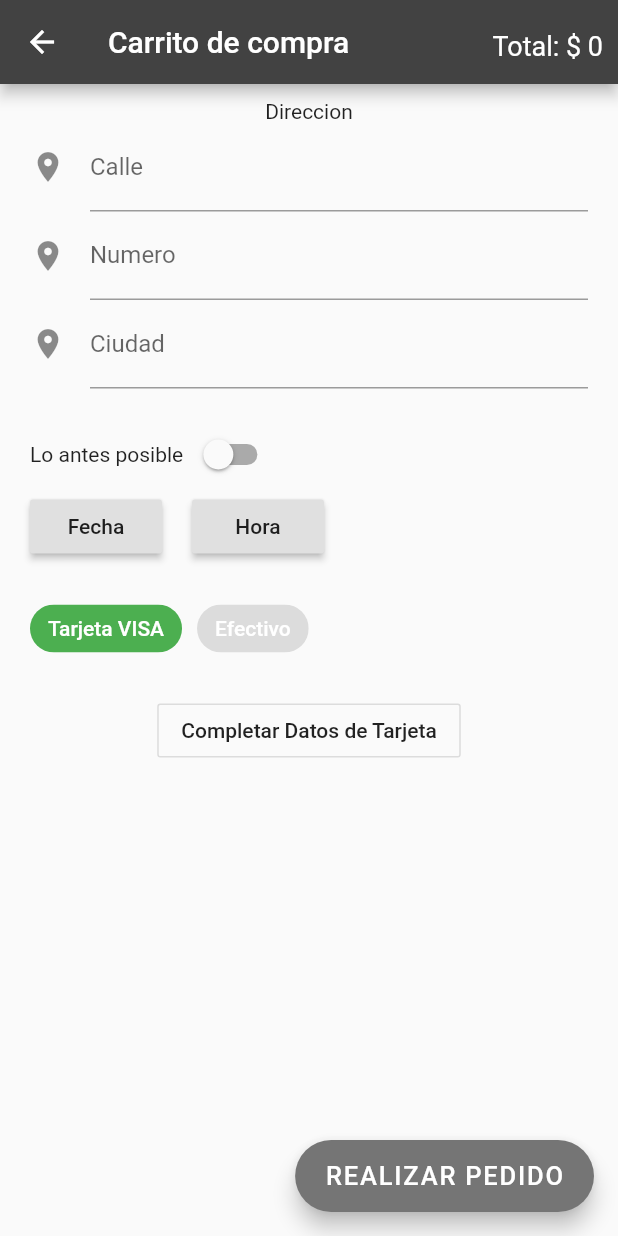
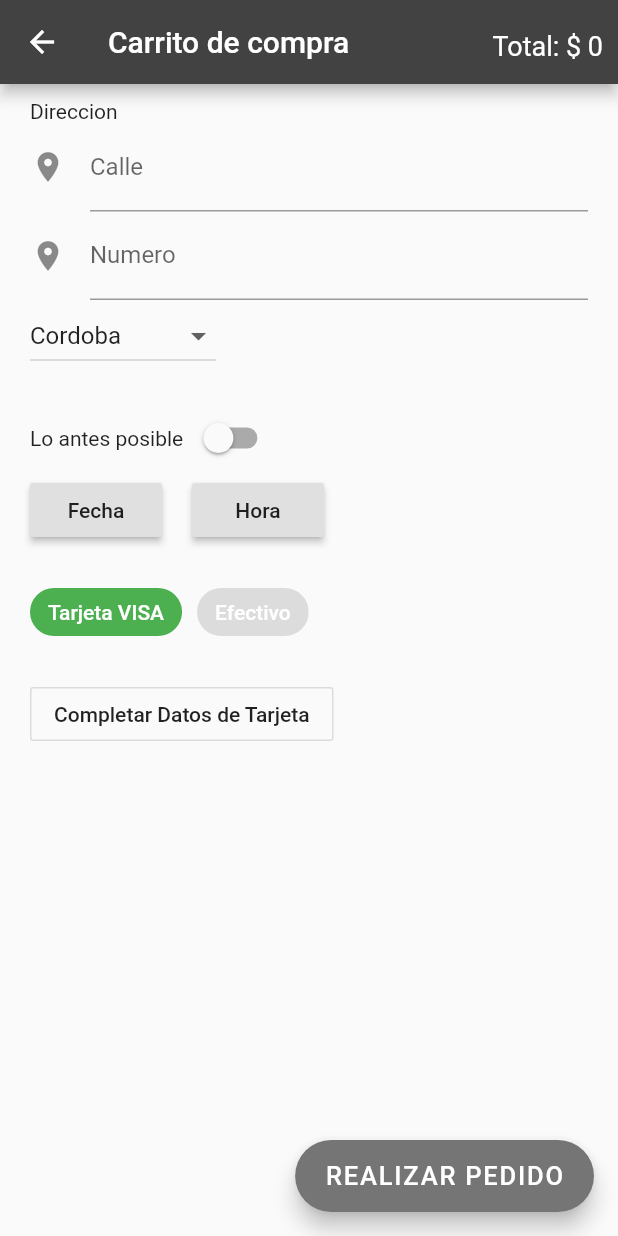
Before and after one commit to krupikivan/implementacionUS, a Flutter app: the CartPage screen opened by its route, on a phone screen of 412 x 824 dp. Run offline on Flutter 3.47's test engine with Material 2 defaults, Android fonts, the phone set to English and light mode, and no system bars.

Commit message:
City dropdown

```diff
--- a/lib/cart_page.dart
+++ b/lib/cart_page.dart
@@ -42,19 +42,19 @@ class _CartPageState extends State<CartPage> {
   bool street = false;
   bool card = false;
   bool montoMenor;
-  bool city = false;
+  String citySelected;
   @override
   void initState() {
     super.initState();
     showCredit = false;
     loAntesPosible = false;
     _paymentCard.type = CardType.Others;
+    citySelected = _cities.first.value.toString();
     numberController.addListener(_getCardTypeFrmNumber);
   }
 
   bool validateData(CartProvider cart) {
     return street &&
-        city &&
         number &&
         (loAntesPosible ||
             (!loAntesPosible &&
@@ -76,6 +76,49 @@ class _CartPageState extends State<CartPage> {
     // }
   }
 
+  List<DropdownMenuItem> _cities = [
+    DropdownMenuItem(
+      child: Text('Cordoba'),
+      value: 'Cordoba',
+    ),
+    DropdownMenuItem(
+      child: Text('Bell Ville'),
+      value: 'Bell Ville',
+    ),
+    DropdownMenuItem(
+      child: Text('Villa Maria'),
+      value: 'Villa Maria',
+    ),
+    DropdownMenuItem(
+      child: Text('Jesus Maria'),
+      value: 'Jesus Maria',
+    ),
+    DropdownMenuItem(
+      child: Text('Carlos Paz'),
+      value: 'Carlos Paz',
+    ),
+    DropdownMenuItem(
+      child: Text('Dean Funes'),
+      value: 'Dean Funes',
+    ),
+    DropdownMenuItem(
+      child: Text('Alta Gracia'),
+      value: 'Alta Gracia',
+    ),
+    DropdownMenuItem(
+      child: Text('Tanti'),
+      value: 'Tanti',
+    ),
+    DropdownMenuItem(
+      child: Text('Mar Chiquita'),
+      value: 'Mar Chiquita',
+    ),
+    DropdownMenuItem(
+      child: Text('San Francisco'),
+      value: 'San Francisco',
+    ),
+  ];
+
   @override
   Widget build(BuildContext context) {
     final cart = Provider.of<CartProvider>(context);
@@ -95,10 +138,13 @@ class _CartPageState extends State<CartPage> {
           children: [
             Padding(
               padding: const EdgeInsets.symmetric(vertical: 10, horizontal: 20),
-              child: Column(children: [
+              child: Column(
+                  crossAxisAlignment: CrossAxisAlignment.start,
+                  children: [
                     Text("Direccion"),
                     TextField(
-                  onChanged: (value) => setState(() => street = value != ""),
+                      onChanged: (value) =>
+                          setState(() => street = value != ""),
                       decoration: InputDecoration(
                         icon: Icon(Icons.location_on),
                         labelText: 'Calle',
@@ -106,7 +152,8 @@ class _CartPageState extends State<CartPage> {
                       controller: _calleDirContr,
                     ),
                     TextField(
-                  onChanged: (value) => setState(() => number = value != ""),
+                      onChanged: (value) =>
+                          setState(() => number = value != ""),
                       decoration: InputDecoration(
                           icon: Icon(Icons.location_on), labelText: 'Numero'),
                       inputFormatters: <TextInputFormatter>[
@@ -118,12 +165,19 @@ class _CartPageState extends State<CartPage> {
                       ),
                       controller: _numDirContr,
                     ),
-                TextField(
-                  onChanged: (value) => setState(() => city = value != ""),
-                  decoration: InputDecoration(
-                      icon: Icon(Icons.location_on), labelText: 'Ciudad'),
-                  controller: _ciuDirContr,
+                    DropdownButton(
+                      items: _cities,
+                      value: citySelected,
+                      onChanged: (value) => setState(() {
+                        citySelected = value;
+                      }),
                     ),
+                    // TextField(
+                    //   onChanged: (value) => setState(() => city = value != ""),
+                    //   decoration: InputDecoration(
+                    //       icon: Icon(Icons.location_on), labelText: 'Ciudad'),
+                    //   controller: _ciuDirContr,
+                    // ),
                     SizedBox(height: 20),
                     Column(
                       crossAxisAlignment: CrossAxisAlignment.start,
@@ -154,8 +208,8 @@ class _CartPageState extends State<CartPage> {
                                           initialDate:
                                               selectedDate ?? DateTime.now(),
                                           firstDate: DateTime.now(),
-                                      lastDate:
-                                          DateTime(DateTime.now().year + 1));
+                                          lastDate: DateTime(
+                                              DateTime.now().year + 1));
                                       if (date != null)
                                         setState(() {
                                           selectedDate = date;
@@ -230,7 +284,8 @@ class _CartPageState extends State<CartPage> {
                               children: cart.items
                                   .map((e) => ListTile(
                                         title: Text(e.name),
-                                    trailing: Text('\$${e.precio.toString()}'),
+                                        trailing:
+                                            Text('\$${e.precio.toString()}'),
                                       ))
                                   .toList(),
                             ),
```
Lines whose indentation alone changed are shown as unchanged.
